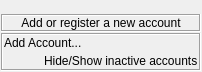
Old version of the form src/plugins/accountmanager/accountsoptionswidget2.ui in the repository xnamed/vacuum-im.
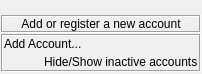
New version of the form.

What changed in the file:
```diff
--- a/src/plugins/accountmanager/accountsoptionswidget2.ui
+++ b/src/plugins/accountmanager/accountsoptionswidget2.ui
@@ -7,7 +7,7 @@
     <x>0</x>
     <y>0</y>
     <width>201</width>
-    <height>72</height>
+    <height>74</height>
    </rect>
   </property>
   <property name="sizePolicy">
@@ -21,13 +21,13 @@
     <number>1</number>
    </property>
    <property name="topMargin">
-    <number>1</number>
+    <number>2</number>
    </property>
    <property name="rightMargin">
     <number>1</number>
    </property>
    <property name="bottomMargin">
-    <number>1</number>
+    <number>2</number>
    </property>
    <property name="spacing">
     <number>1</number>
@@ -35,7 +35,7 @@
    <item row="0" column="0">
     <widget class="QFrame" name="wdtAccounts">
      <property name="sizePolicy">
-      <sizepolicy hsizetype="Minimum" vsizetype="Preferred">
+      <sizepolicy hsizetype="Expanding" vsizetype="Preferred">
        <horstretch>0</horstretch>
        <verstretch>0</verstretch>
       </sizepolicy>
```
